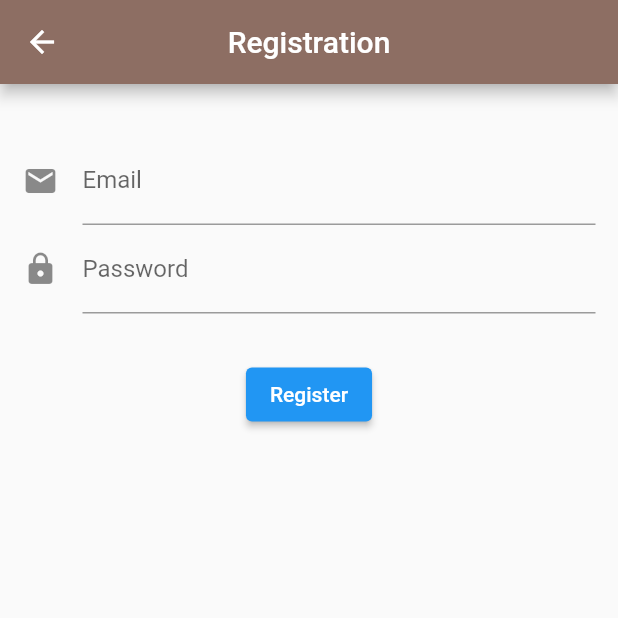
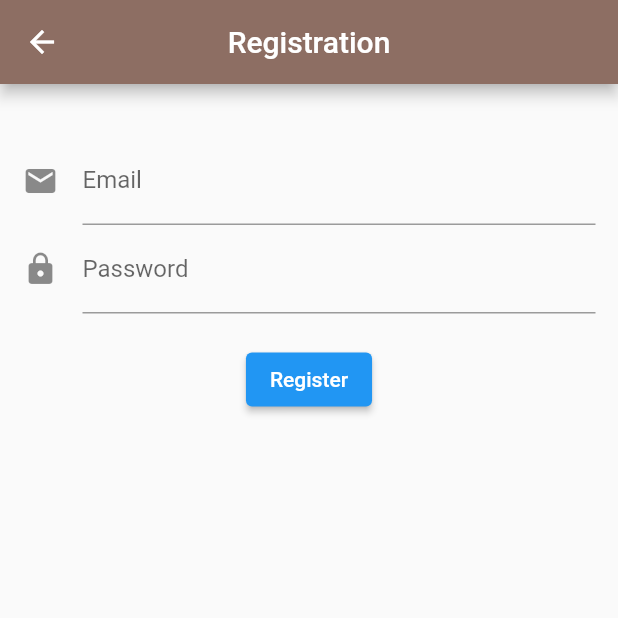
Before and after one commit to Rm1xs/recipe_flutter_app, a Flutter app: the screen it shows after launch, after a tap on "Register", on a phone screen of 412 x 824 dp, the top half of it. Run offline on Flutter 3.47's test engine with Material 2 defaults, Android fonts, the phone set to English and light mode, and no system bars; our stand-ins replace cached_network_image, cloud_firestore, connectivity, firebase_auth, firebase_core, flutter_bloc and 5 more; accounts and stored records are empty.

Commit message:
login getx

```diff
--- /dev/null
+++ b/lib/features/authorization/presentation/controller/auth_controller.dart
@@ -0,0 +1,30 @@
+import 'package:firebase_auth/firebase_auth.dart';
+import 'package:get/get.dart';
+import 'package:get/get_state_manager/get_state_manager.dart';
+import 'package:recipe_flutter_app/features/authorization/data/repositories/auth_repository_implementation.dart';
+
+class AuthController extends GetxController {
+  final AuthRepositoryImplementation _userRepository =
+      Get.put(AuthRepositoryImplementation());
+  RxBool isLoadingWidget = false.obs;
+
+  @override
+  void onInit() {
+    checkAuth();
+    super.onInit();
+  }
+
+  Future<void> logIn(String email, String password) async {
+    _userRepository.logIn(email, password);
+  }
+
+  Future<UserCredential> signUp(String email, String password) {
+    isLoadingWidget.value = true;
+    final Future<UserCredential> data = _userRepository.signUp(email, password).whenComplete(() => isLoadingWidget.value = false);
+    return data;
+  }
+
+  Future<User?> checkAuth() {
+    return _userRepository.checkAuth();
+  }
+}
--- a/lib/features/authorization/presentation/pages/controls/sign_out_form.dart
+++ b/lib/features/authorization/presentation/pages/controls/sign_out_form.dart
@@ -15,14 +15,22 @@ class SignOutForm extends StatelessWidget {
       listener: (BuildContext context, AuthState state) {
         if (state is Logout) {}
       },
-      child: IconButton(
-        icon: const Icon(
-          Icons.exit_to_app,
-          color: Colors.black,
+      child: Padding(
+        padding: const EdgeInsets.fromLTRB(8, 0, 8, 0),
+        child: Container(
+          width: 120,
+          child: ElevatedButton.icon(
+            style: ElevatedButton.styleFrom(primary: Colors.brown[400]),
+            onPressed: () {
+              _onFormSubmitted(context);
+            },
+            icon: const Icon(
+              Icons.exit_to_app,
+              color: Colors.white,
+            ),
+            label: const Text('Exit'),
+          ),
         ),
-        onPressed: () {
-          _onFormSubmitted(context);
-        },
       ),
     );
   }
--- a/lib/features/authorization/presentation/pages/login/login_form.dart
+++ b/lib/features/authorization/presentation/pages/login/login_form.dart
@@ -3,6 +3,7 @@ import 'package:flutter_bloc/flutter_bloc.dart';
 import 'package:recipe_flutter_app/features/authorization/presentation/bloc/login_bloc/login_bloc.dart';
 import 'package:recipe_flutter_app/features/authorization/presentation/bloc/login_bloc/login_event.dart';
 import 'package:recipe_flutter_app/features/authorization/presentation/bloc/login_bloc/login_state.dart';
+import 'package:recipe_flutter_app/features/authorization/presentation/pages/reg_page.dart';
 import 'package:recipe_flutter_app/features/authorization/presentation/pages/register/register_page.dart';
 import 'package:recipe_flutter_app/features/recipe/presentation/recipe/pages/recipe_page.dart';
 
@@ -125,12 +126,13 @@ class LoginForm extends StatelessWidget {
                     return !state.isPasswordValid ? 'Invalid Password' : null;
                   },
                 ),
+                const SizedBox(height: 20),
                 Padding(
                   padding: EdgeInsets.only(
-                    left: deviceWidth(context) * 0.3,
+                    left: deviceWidth(context) * 0.25,
                   ),
                   child: Row(
-                    children: [
+                    children: <Widget>[
                       ElevatedButton(
                         onPressed: () {
                           if (isButtonEnabled(state)) {
@@ -151,7 +153,7 @@ class LoginForm extends StatelessWidget {
                               context,
                               MaterialPageRoute<void>(
                                 builder: (_) {
-                                  return const RegisterPage();
+                                  return RegPage();
                                 },
                               ),
                             );
--- /dev/null
+++ b/lib/features/authorization/presentation/pages/reg_page.dart
@@ -0,0 +1,96 @@
+import 'package:flutter/material.dart';
+import 'package:get/get_state_manager/get_state_manager.dart';
+import 'package:get/instance_manager.dart';
+import 'package:recipe_flutter_app/features/authorization/presentation/controller/auth_controller.dart';
+
+class RegPage extends StatelessWidget {
+  final AuthController _controller = Get.put(AuthController());
+  final TextEditingController _pass = TextEditingController();
+  final TextEditingController _email = TextEditingController();
+  final GlobalKey<ScaffoldState> globalKey = GlobalKey<ScaffoldState>();
+
+  bool get isReadyToReg => _email.text.isNotEmpty && _pass.text.isNotEmpty;
+
+  RegPage({Key? key}) : super(key: key);
+
+  @override
+  Widget build(BuildContext context) {
+    return Scaffold(
+      key: globalKey,
+      appBar: AppBar(
+        title: const Text('Registration'),
+        backgroundColor: Colors.brown[400],
+        centerTitle: true,
+      ),
+      body: Padding(
+        padding: const EdgeInsets.all(15.0),
+        child: Column(
+          children: <Widget>[
+            const SizedBox(height: 20),
+            Container(child: _buildBody(context)),
+          ],
+        ),
+      ),
+    );
+  }
+
+  Widget _buildBody(BuildContext context) {
+    return Builder(
+      builder: (BuildContext context) => SingleChildScrollView(
+        child: Column(
+          mainAxisAlignment: MainAxisAlignment.center,
+          children: <Widget>[
+            TextFormField(
+              autovalidateMode: AutovalidateMode.onUserInteraction,
+              controller: _email,
+              decoration: const InputDecoration(
+                icon: Icon(Icons.email),
+                labelText: 'Email',
+              ),
+              keyboardType: TextInputType.emailAddress,
+              autocorrect: false,
+            ),
+            TextFormField(
+              autovalidateMode: AutovalidateMode.onUserInteraction,
+              controller: _pass,
+              decoration: const InputDecoration(
+                icon: Icon(Icons.lock),
+                labelText: 'Password',
+                hintText: 'Enter your password',
+              ),
+              obscureText: true,
+              autocorrect: true,
+            ),
+            const SizedBox(height: 20),
+            ElevatedButton(
+              onPressed: () => {
+                if (isReadyToReg)
+                  {
+                    _register(context),
+                  }
+              },
+              child: const Text('Register'),
+            ),
+          ],
+        ),
+      ),
+    );
+  }
+
+  void _register(BuildContext context) {
+    ScaffoldMessenger.of(context).showSnackBar(snackBar);
+
+    _controller.signUp(_email.text, _pass.text);
+  }
+
+  final snackBar = SnackBar(
+    content: Row(
+      mainAxisAlignment: MainAxisAlignment.spaceBetween,
+      children: const <Widget>[
+        Text('Register'),
+        Icon(Icons.error),
+      ],
+    ),
+    backgroundColor: const Color(0xffffae88),
+  );
+}
--- a/lib/features/recipe/presentation/recipe/pages/recipe_page.dart
+++ b/lib/features/recipe/presentation/recipe/pages/recipe_page.dart
@@ -78,7 +78,9 @@ class _RecipePageState extends State<RecipePage> {
                   padding: const EdgeInsets.fromLTRB(8, 0, 8, 0),
                   child: Container(
                     width: 120,
-                    child: RaisedButton.icon(
+                    child: ElevatedButton.icon(
+                      style:
+                          ElevatedButton.styleFrom(primary: Colors.brown[400]),
                       icon: const Icon(Icons.history),
                       label: const Text('History'),
                       onPressed: () {
@@ -97,7 +99,9 @@ class _RecipePageState extends State<RecipePage> {
                   padding: const EdgeInsets.fromLTRB(8, 0, 8, 0),
                   child: Container(
                     width: 120,
-                    child: RaisedButton.icon(
+                    child: ElevatedButton.icon(
+                      style:
+                          ElevatedButton.styleFrom(primary: Colors.brown[400]),
                       icon: const Icon(Icons.info),
                       label: Text(AppLocalizations.of(context)!
                           .translate('about_button')
--- a/pubspec.yaml
+++ b/pubspec.yaml
@@ -44,6 +44,8 @@ dependencies:
 
   animated_splash_screen: ^1.1.0
 
+  get: ^4.3.8
+
   flutter_localizations:
     sdk: flutter
 
```
Also changed, not shown: pubspec.lock, 1 other file.
